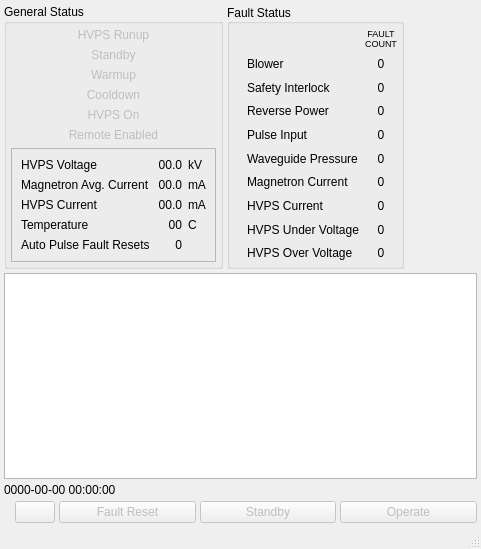
This is src/ka_xmit/KaXmitCtlMainWindow.ui in NCAR/Ka-band_instrument as Qt 5 draws it before an edit. The edited form follows.
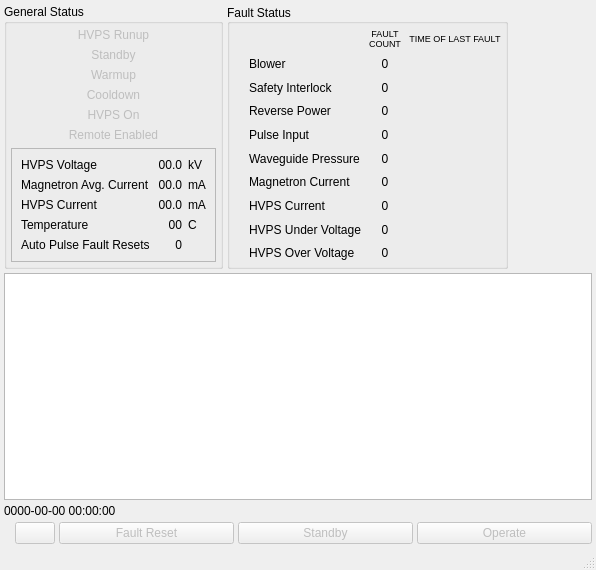
This is the edited form. Icons and pictures are not drawn.

Commit message: Added time of last fault for each fault type.

```diff
--- a/src/ka_xmit/KaXmitCtlMainWindow.ui
+++ b/src/ka_xmit/KaXmitCtlMainWindow.ui
@@ -6,8 +6,8 @@
    <rect>
     <x>0</x>
     <y>0</y>
-    <width>481</width>
-    <height>549</height>
+    <width>596</width>
+    <height>570</height>
    </rect>
   </property>
   <property name="windowTitle">
@@ -281,7 +281,10 @@
           <number>4</number>
          </property>
          <property name="horizontalSpacing">
-          <number>-1</number>
+          <number>8</number>
+         </property>
+         <property name="margin">
+          <number>4</number>
          </property>
          <item row="1" column="0">
           <widget class="QLabel" name="blowerFaultIcon">
@@ -655,6 +658,114 @@
            </property>
           </widget>
          </item>
+         <item row="0" column="3">
+          <widget class="QLabel" name="faultTimeColumnTitle">
+           <property name="font">
+            <font>
+             <pointsize>7</pointsize>
+            </font>
+           </property>
+           <property name="text">
+            <string>TIME OF LAST FAULT</string>
+           </property>
+           <property name="scaledContents">
+            <bool>false</bool>
+           </property>
+           <property name="alignment">
+            <set>Qt::AlignCenter</set>
+           </property>
+          </widget>
+         </item>
+         <item row="1" column="3">
+          <widget class="QLabel" name="blowerFaultTime">
+           <property name="text">
+            <string/>
+           </property>
+           <property name="alignment">
+            <set>Qt::AlignCenter</set>
+           </property>
+          </widget>
+         </item>
+         <item row="2" column="3">
+          <widget class="QLabel" name="interlockFaultTime">
+           <property name="text">
+            <string/>
+           </property>
+           <property name="alignment">
+            <set>Qt::AlignCenter</set>
+           </property>
+          </widget>
+         </item>
+         <item row="3" column="3">
+          <widget class="QLabel" name="revPowerFaultTime">
+           <property name="text">
+            <string/>
+           </property>
+           <property name="alignment">
+            <set>Qt::AlignCenter</set>
+           </property>
+          </widget>
+         </item>
+         <item row="4" column="3">
+          <widget class="QLabel" name="pulseInputFaultTime">
+           <property name="text">
+            <string/>
+           </property>
+           <property name="alignment">
+            <set>Qt::AlignCenter</set>
+           </property>
+          </widget>
+         </item>
+         <item row="5" column="3">
+          <widget class="QLabel" name="wgPresFaultTime">
+           <property name="text">
+            <string/>
+           </property>
+           <property name="alignment">
+            <set>Qt::AlignCenter</set>
+           </property>
+          </widget>
+         </item>
+         <item row="6" column="3">
+          <widget class="QLabel" name="magCurrFaultTime">
+           <property name="text">
+            <string/>
+           </property>
+           <property name="alignment">
+            <set>Qt::AlignCenter</set>
+           </property>
+          </widget>
+         </item>
+         <item row="7" column="3">
+          <widget class="QLabel" name="hvpsCurrFaultTime">
+           <property name="text">
+            <string/>
+           </property>
+           <property name="alignment">
+            <set>Qt::AlignCenter</set>
+           </property>
+          </widget>
+         </item>
+         <item row="8" column="3">
+          <widget class="QLabel" name="hvpsUnderVFaultTime">
+           <property name="text">
+            <string/>
+           </property>
+           <property name="alignment">
+            <set>Qt::AlignCenter</set>
+           </property>
+          </widget>
+         </item>
+         <item row="9" column="3">
+          <widget class="QLabel" name="hvpsOverVFaultTime">
+           <property name="text">
+            <string/>
+           </property>
+           <property name="alignment">
+            <set>Qt::AlignCenter</set>
+           </property>
+          </widget>
+         </item>
         </layout>
        </widget>
       </item>
@@ -665,8 +776,8 @@
         </property>
         <property name="sizeHint" stdset="0">
          <size>
-          <width>40</width>
-          <height>20</height>
+          <width>0</width>
+          <height>0</height>
          </size>
         </property>
        </spacer>
```
Left out of the diff: 5 changed lines with no effect on the pictures. The commit also changes 2 other files.
